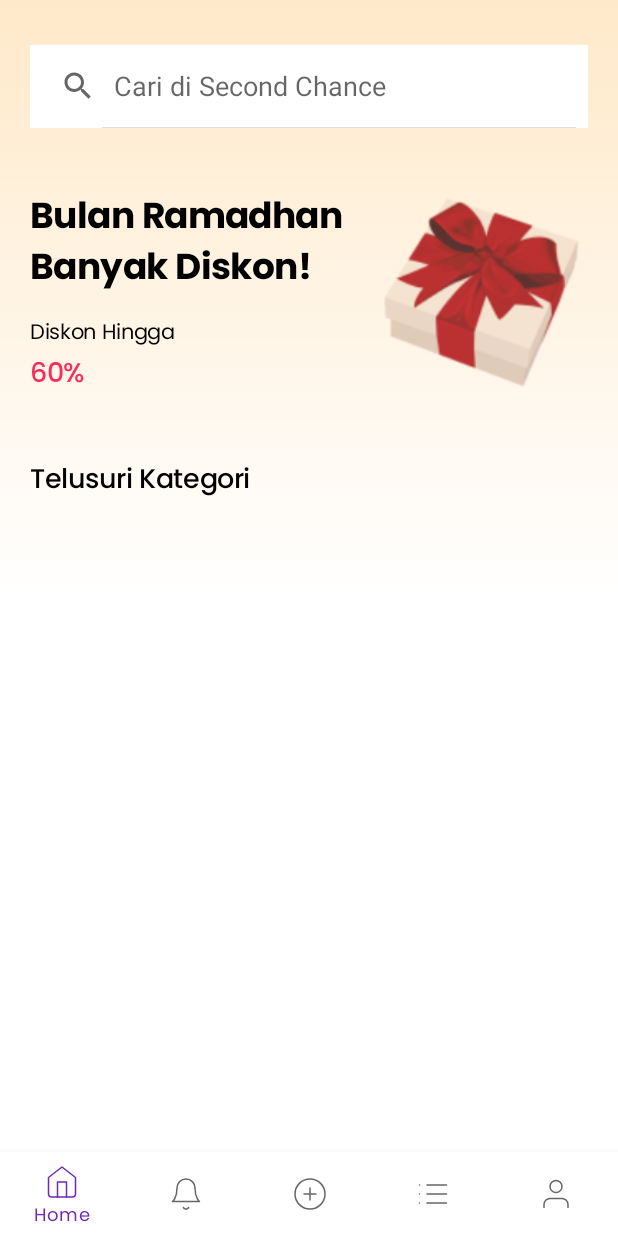
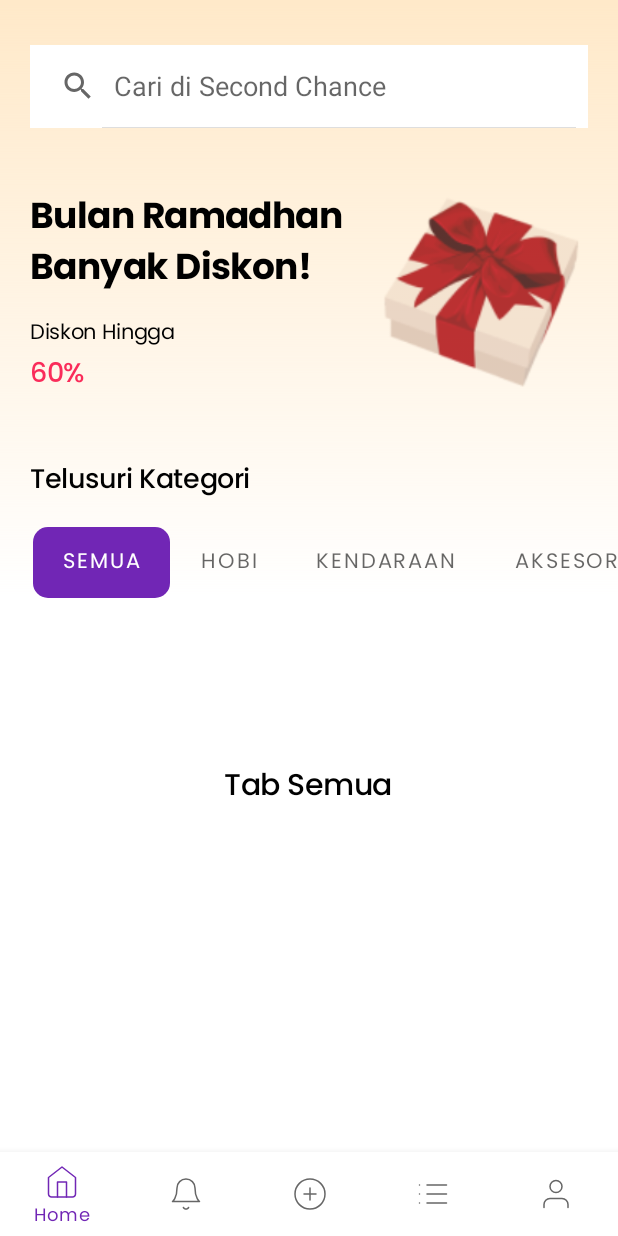
Before and after one commit to hafizhf/SecondHand, an Android app: the screen it shows after launch (MainActivity), on a phone screen of 412 x 824 dp. Run offline under Robolectric (Android 15) with nearby library versions, the phone set to English and light mode, and no system bars.

Commit message:
Home interface progress
+ TabLayout view
+ ViewPager view & adapter
+ Fragments (Semua, Hobi, Kendaraan, Aksesoris, Elektronik, Kesehatan) for pager

```diff
--- a/app/src/main/java/andlima/group3/secondhand/view/HomeFragment.kt
+++ b/app/src/main/java/andlima/group3/secondhand/view/HomeFragment.kt
@@ -6,6 +6,8 @@ import android.view.LayoutInflater
 import android.view.View
 import android.view.ViewGroup
 import andlima.group3.secondhand.R
+import andlima.group3.secondhand.view.adapter.AdapterHomePager
+import kotlinx.android.synthetic.main.fragment_home.*
 
 class HomeFragment : Fragment() {
     override fun onCreateView(
@@ -15,4 +17,11 @@ class HomeFragment : Fragment() {
         // Inflate the layout for this fragment
         return inflater.inflate(R.layout.fragment_home, container, false)
     }
+
+    override fun onViewCreated(view: View, savedInstanceState: Bundle?) {
+        super.onViewCreated(view, savedInstanceState)
+
+        viewpager_home.adapter = AdapterHomePager(parentFragmentManager)
+        tabs_home.setupWithViewPager(viewpager_home)
+    }
 }
--- /dev/null
+++ b/app/src/main/java/andlima/group3/secondhand/view/adapter/AdapterHomePager.kt
@@ -0,0 +1,38 @@
+package andlima.group3.secondhand.view.adapter
+
+import andlima.group3.secondhand.view.homepager.*
+import androidx.fragment.app.Fragment
+import androidx.fragment.app.FragmentManager
+import androidx.fragment.app.FragmentPagerAdapter
+
+class AdapterHomePager(fragmentManager: FragmentManager): FragmentPagerAdapter(fragmentManager) {
+
+    private val pages = listOf(
+        SemuaFragment(),
+        HobiFragment(),
+        KendaraanFragment(),
+        AksesorisFragment(),
+        ElektronikFragment(),
+        KesehatanFragment()
+    )
+
+    override fun getCount(): Int {
+        return pages.size
+    }
+
+    override fun getItem(position: Int): Fragment {
+        return pages[position]
+    }
+
+    override fun getPageTitle(position: Int): CharSequence {
+        return when(position) {
+            0 -> "Semua"
+            1 -> "Hobi"
+            2 -> "Kendaraan"
+            3 -> "Aksesoris"
+            4 -> "Elektronik"
+            5 -> "Kesehatan"
+            else -> "N/A"
+        }
+    }
+}
--- /dev/null
+++ b/app/src/main/java/andlima/group3/secondhand/view/homepager/AksesorisFragment.kt
@@ -0,0 +1,18 @@
+package andlima.group3.secondhand.view.homepager
+
+import android.os.Bundle
+import androidx.fragment.app.Fragment
+import android.view.LayoutInflater
+import android.view.View
+import android.view.ViewGroup
+import andlima.group3.secondhand.R
+
+class AksesorisFragment : Fragment() {
+    override fun onCreateView(
+        inflater: LayoutInflater, container: ViewGroup?,
+        savedInstanceState: Bundle?
+    ): View? {
+        // Inflate the layout for this fragment
+        return inflater.inflate(R.layout.fragment_aksesoris, container, false)
+    }
+}
--- /dev/null
+++ b/app/src/main/java/andlima/group3/secondhand/view/homepager/ElektronikFragment.kt
@@ -0,0 +1,18 @@
+package andlima.group3.secondhand.view.homepager
+
+import android.os.Bundle
+import androidx.fragment.app.Fragment
+import android.view.LayoutInflater
+import android.view.View
+import android.view.ViewGroup
+import andlima.group3.secondhand.R
+
+class ElektronikFragment : Fragment() {
+    override fun onCreateView(
+        inflater: LayoutInflater, container: ViewGroup?,
+        savedInstanceState: Bundle?
+    ): View? {
+        // Inflate the layout for this fragment
+        return inflater.inflate(R.layout.fragment_elektronik, container, false)
+    }
+}
--- /dev/null
+++ b/app/src/main/java/andlima/group3/secondhand/view/homepager/HobiFragment.kt
@@ -0,0 +1,18 @@
+package andlima.group3.secondhand.view.homepager
+
+import android.os.Bundle
+import androidx.fragment.app.Fragment
+import android.view.LayoutInflater
+import android.view.View
+import android.view.ViewGroup
+import andlima.group3.secondhand.R
+
+class HobiFragment : Fragment() {
+    override fun onCreateView(
+        inflater: LayoutInflater, container: ViewGroup?,
+        savedInstanceState: Bundle?
+    ): View? {
+        // Inflate the layout for this fragment
+        return inflater.inflate(R.layout.fragment_hobi, container, false)
+    }
+}
--- /dev/null
+++ b/app/src/main/java/andlima/group3/secondhand/view/homepager/KendaraanFragment.kt
@@ -0,0 +1,18 @@
+package andlima.group3.secondhand.view.homepager
+
+import android.os.Bundle
+import androidx.fragment.app.Fragment
+import android.view.LayoutInflater
+import android.view.View
+import android.view.ViewGroup
+import andlima.group3.secondhand.R
+
+class KendaraanFragment : Fragment() {
+    override fun onCreateView(
+        inflater: LayoutInflater, container: ViewGroup?,
+        savedInstanceState: Bundle?
+    ): View? {
+        // Inflate the layout for this fragment
+        return inflater.inflate(R.layout.fragment_kendaraan, container, false)
+    }
+}
--- /dev/null
+++ b/app/src/main/java/andlima/group3/secondhand/view/homepager/KesehatanFragment.kt
@@ -0,0 +1,18 @@
+package andlima.group3.secondhand.view.homepager
+
+import android.os.Bundle
+import androidx.fragment.app.Fragment
+import android.view.LayoutInflater
+import android.view.View
+import android.view.ViewGroup
+import andlima.group3.secondhand.R
+
+class KesehatanFragment : Fragment() {
+    override fun onCreateView(
+        inflater: LayoutInflater, container: ViewGroup?,
+        savedInstanceState: Bundle?
+    ): View? {
+        // Inflate the layout for this fragment
+        return inflater.inflate(R.layout.fragment_kesehatan, container, false)
+    }
+}
--- /dev/null
+++ b/app/src/main/java/andlima/group3/secondhand/view/homepager/SemuaFragment.kt
@@ -0,0 +1,18 @@
+package andlima.group3.secondhand.view.homepager
+
+import android.os.Bundle
+import androidx.fragment.app.Fragment
+import android.view.LayoutInflater
+import android.view.View
+import android.view.ViewGroup
+import andlima.group3.secondhand.R
+
+class SemuaFragment : Fragment() {
+    override fun onCreateView(
+        inflater: LayoutInflater, container: ViewGroup?,
+        savedInstanceState: Bundle?
+    ): View? {
+        // Inflate the layout for this fragment
+        return inflater.inflate(R.layout.fragment_semua, container, false)
+    }
+}
--- /dev/null
+++ b/app/src/main/res/drawable/tab_indicator.xml
@@ -0,0 +1,11 @@
+<?xml version="1.0" encoding="utf-8"?>
+<shape xmlns:android="http://schemas.android.com/apk/res/android"
+    android:shape="rectangle">
+
+    <solid
+        android:color="@color/second_hand_primary"/>
+
+    <corners
+        android:radius="10dp"/>
+
+</shape>
--- a/app/src/main/res/layout/fragment_home.xml
+++ b/app/src/main/res/layout/fragment_home.xml
@@ -1,9 +1,9 @@
 <?xml version="1.0" encoding="utf-8"?>
-<ScrollView
-    xmlns:android="http://schemas.android.com/apk/res/android"
+<ScrollView xmlns:android="http://schemas.android.com/apk/res/android"
     xmlns:tools="http://schemas.android.com/tools"
     android:layout_width="match_parent"
     android:layout_height="match_parent"
+    xmlns:app="http://schemas.android.com/apk/res-auto"
     tools:context=".view.HomeFragment">
 
     <LinearLayout
@@ -88,7 +88,68 @@
                 style="@style/Heading3"
                 android:layout_marginStart="20dp"/>
 
+            <View
+                android:layout_width="0dp"
+                android:layout_height="15dp"/>
+
+            <com.google.android.material.tabs.TabLayout
+                android:id="@+id/tabs_home"
+                android:layout_width="match_parent"
+                android:layout_height="wrap_content"
+                app:tabMode="scrollable"
+
+                android:background="@color/second_hand_transparent"
+                app:tabRippleColor="@color/second_hand_transparent"
+
+                app:tabIndicator="@drawable/tab_indicator"
+                app:tabIndicatorHeight="47dp"
+                app:tabIndicatorGravity="center"
+                app:tabSelectedTextColor="@color/white"
+
+                app:tabPaddingStart="20dp"
+                app:tabPaddingEnd="20dp"
+
+                app:tabContentStart="42dp">
+
+                <com.google.android.material.tabs.TabItem
+                    android:layout_width="wrap_content"
+                    android:layout_height="wrap_content"
+                    android:text="Semua"/>
+
+                <com.google.android.material.tabs.TabItem
+                    android:layout_width="wrap_content"
+                    android:layout_height="wrap_content"
+                    android:text="Hobi"/>
+
+                <com.google.android.material.tabs.TabItem
+                    android:layout_width="wrap_content"
+                    android:layout_height="wrap_content"
+                    android:text="Kendaraan"/>
+
+                <com.google.android.material.tabs.TabItem
+                    android:layout_width="wrap_content"
+                    android:layout_height="wrap_content"
+                    android:text="Aksesoris"/>
+
+                <com.google.android.material.tabs.TabItem
+                    android:layout_width="wrap_content"
+                    android:layout_height="wrap_content"
+                    android:text="Elektronik"/>
+
+                <com.google.android.material.tabs.TabItem
+                    android:layout_width="wrap_content"
+                    android:layout_height="wrap_content"
+                    android:text="Kesehatan"/>
+
+            </com.google.android.material.tabs.TabLayout>
+
         </LinearLayout>
+
+        <androidx.viewpager.widget.ViewPager
+            android:id="@+id/viewpager_home"
+            android:layout_width="match_parent"
+            android:layout_height="250dp"
+            tools:ignore="SpeakableTextPresentCheck" />
 
     </LinearLayout>
 
--- /dev/null
+++ b/app/src/main/res/layout/fragment_semua.xml
@@ -0,0 +1,16 @@
+<?xml version="1.0" encoding="utf-8"?>
+<RelativeLayout
+    xmlns:android="http://schemas.android.com/apk/res/android"
+    xmlns:tools="http://schemas.android.com/tools"
+    android:layout_width="match_parent"
+    android:layout_height="match_parent"
+    tools:context=".view.homepager.SemuaFragment">
+
+    <TextView
+        android:layout_width="wrap_content"
+        android:layout_height="wrap_content"
+        android:text="Tab Semua"
+        android:layout_centerInParent="true"
+        style="@style/Heading2"/>
+
+</RelativeLayout>
--- a/app/src/main/res/values/colors.xml
+++ b/app/src/main/res/values/colors.xml
@@ -14,5 +14,6 @@
     <color name="second_hand_danger">#FA2C5A</color>
     <color name="second_hand_neutral2">#D0D0D0</color>
     <color name="second_hand_neutral3">#8A8A8A</color>
+    <color name="second_hand_transparent">#00000000</color>
 
 </resources>
```
Also changed, not shown: app/src/main/res/layout/fragment_aksesoris.xml (added, +15 -0 lines), app/src/main/res/layout/fragment_elektronik.xml (added, +15 -0 lines), app/src/main/res/layout/fragment_hobi.xml (added, +16 -0 lines), app/src/main/res/layout/fragment_kendaraan.xml (added, +16 -0 lines), app/src/main/res/layout/fragment_kesehatan.xml (added, +15 -0 lines).
